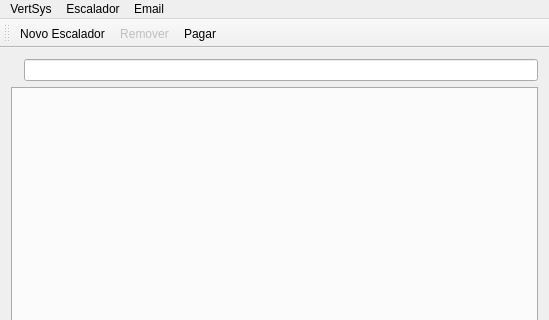
enriquefynn/VertSys, file src/mainwindow.ui: the form before one commit; both pictures show x 0 to 549 and y 0 to 320 of the 549 by 475 pixel window.
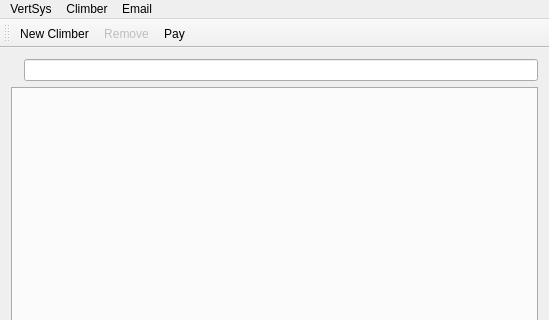
The form after the commit. Icons and pictures are not drawn. Custom widgets are drawn as their Qt base class.

Patch:
```diff
--- a/src/mainwindow.ui
+++ b/src/mainwindow.ui
@@ -68,7 +68,7 @@
    </widget>
    <widget class="QMenu" name="menuEscalador">
     <property name="title">
-     <string>Escalador</string>
+     <string>Climber</string>
     </property>
     <addaction name="actionRemove_Climber"/>
     <addaction name="actionToggleActivity_Climber"/>
@@ -107,7 +107,7 @@
      <normaloff>:/general/icons/New-climber.png</normaloff>:/general/icons/New-climber.png</iconset>
    </property>
    <property name="text">
-    <string>Novo Escalador</string>
+    <string>New Climber</string>
    </property>
   </action>
   <action name="actionRemove_Climber">
@@ -119,7 +119,7 @@
      <normaloff>:/general/icons/Rem-climber.png</normaloff>:/general/icons/Rem-climber.png</iconset>
    </property>
    <property name="text">
-    <string>Remover</string>
+    <string>Remove</string>
    </property>
   </action>
   <action name="actionToggleActivity_Climber">
@@ -133,7 +133,7 @@
      <normaloff>:/general/icons/paying.png</normaloff>:/general/icons/paying.png</iconset>
    </property>
    <property name="text">
-    <string>Pagar</string>
+    <string>Pay</string>
    </property>
   </action>
   <action name="actionClose">
```
Left out of the diff: 9 changed lines with no effect on the pictures.
